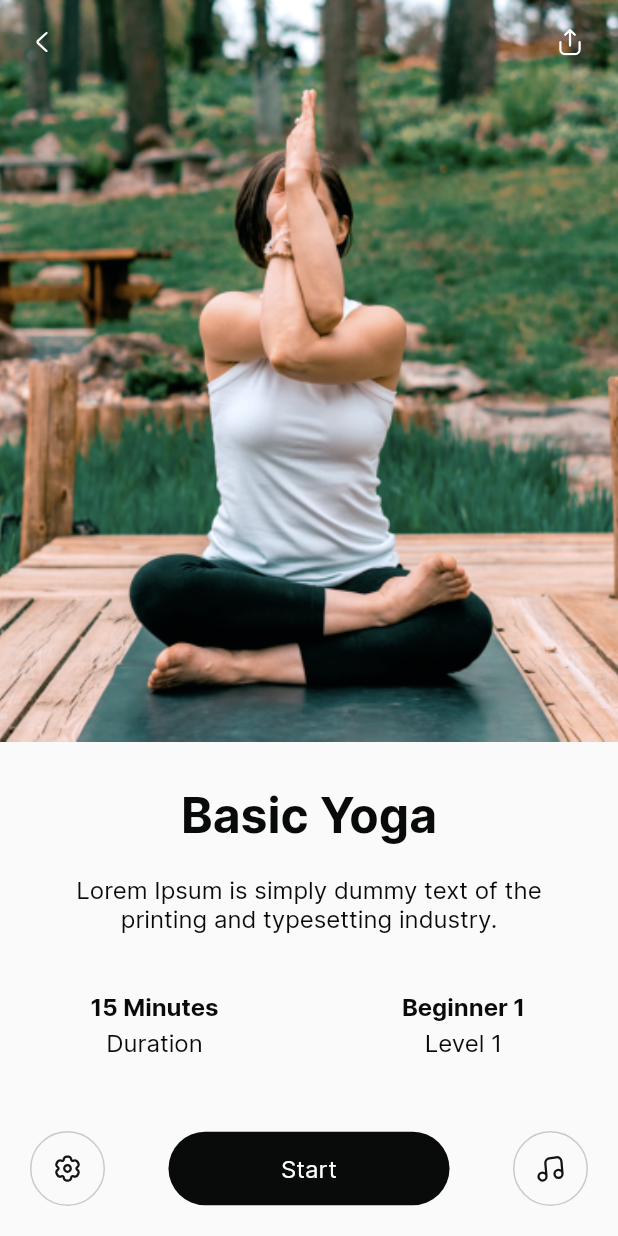
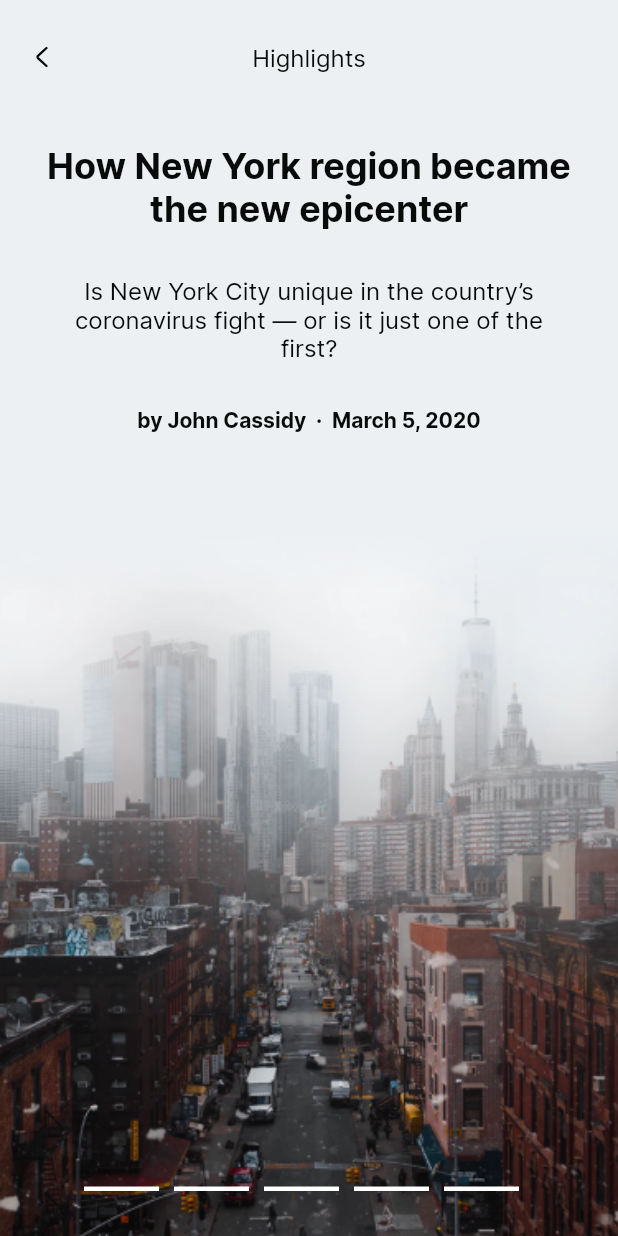
Before and after one commit to studio-alva/nucleus-flutter, a Flutter app: the screen it shows after launch, on a phone screen of 412 x 824 dp. Run offline on Flutter 3.47's test engine with Material 2 defaults, Android fonts, the phone set to English and light mode, and no system bars; our stand-ins replace faker, flutter_svg; missing offline and left inert: dart:ffi; project files that could hold a hidden picture were left out.

Commit message:
highlights pages

```diff
--- a/lib/app/routes.dart
+++ b/lib/app/routes.dart
@@ -1,11 +1,11 @@
 import 'package:flutter/material.dart';
 
-import 'package:nucleus_ui_app/ui_features/pages/home/all_items_pages.dart';
-import 'package:nucleus_ui_app/ui_features/pages/home/inbox_pages_1.dart';
-import 'package:nucleus_ui_app/ui_features/pages/home/main_home.dart';
-import 'package:nucleus_ui_app/ui_features/pages/home/main_home_pages1.dart';
-import 'package:nucleus_ui_app/ui_features/pages/location/location_pages.dart';
-import 'package:nucleus_ui_app/ui_features/pages/personalization/personalization_second_page.dart';
+import '../ui_features/pages/home/all_items_pages.dart';
+import '../ui_features/pages/home/inbox_pages_1.dart';
+import '../ui_features/pages/home/main_home.dart';
+import '../ui_features/pages/home/main_home_pages1.dart';
+import '../ui_features/pages/location/location_pages.dart';
+import '../ui_features/pages/personalization/personalization_second_page.dart';
 import '../ui_features/pages/personalization/personalization_first_page.dart';
 import '../ui_features/pages/verification/verification_pages.dart';
 import '../ui_features/pages/launchscreen/get_started_pages.dart';
@@ -14,6 +14,7 @@ import '../ui_features/pages/signin_signup/signin_pages_by_email.dart';
 import '../ui_features/pages/signin_signup/signin_pages_by_number.dart';
 import '../ui_features/pages/coverages/discover_explore.dart';
 import '../ui_features/pages/contents/contents_detail.dart';
+import '../ui_features/pages/highlights/highlight_pages.dart';
 
 Map<String, Widget Function(BuildContext)> routes = {
   GetStartedPages.launshScreen: (context) => const GetStartedPages(),
@@ -31,7 +32,8 @@ Map<String, Widget Function(BuildContext)> routes = {
   InboxPages1.inboxPages: (context) => InboxPages1(),
   HomePages1.homePages: (context) => HomePages1(),
   DiscoverExplorePages.discoverPages: (context) => DiscoverExplorePages(),
-  ContentDetailPages.contentDetail: (context) => ContentDetailPages(),
+  ContentDetailPages.contentDetail: (context) => const ContentDetailPages(),
+  HighLightsPages.highlightsPages: (context) => const HighLightsPages(),
 };
 
-String initialRoutes = ContentDetailPages.contentDetail;
+String initialRoutes = HighLightsPages.highlightsPages;
--- a/lib/config/asset_colors.dart
+++ b/lib/config/asset_colors.dart
@@ -11,4 +11,5 @@ class AssetColors {
   static const Color bgSecondary = Color(0XFFDAE2EB);
   static const Color textGrey = Color(0XFFAFBCCB);
   static const Color inkLight = Color(0xFF6C7072);
+  static const Color bgHighLight = Color(0XFFECF0F3);
 }
--- a/lib/config/asset_paths.dart
+++ b/lib/config/asset_paths.dart
@@ -22,6 +22,8 @@ class AssetPaths {
   static const String imagePostT3 = "assets/images/t3Post.png";
   static const String imagePostFs = "assets/images/fsPost.png";
 
+  static const String imageHighlight = "assets/images/bgHighlight.png";
+
   static const String imageDetail = "assets/images/detail.png";
 
   static const String iconBack = "assets/icons/ic_arrow_back.svg";
--- /dev/null
+++ b/lib/ui_features/pages/highlights/highlight_pages.dart
@@ -0,0 +1,95 @@
+import 'package:flutter/material.dart';
+import 'package:nucleus_ui_app/config/config.dart';
+import 'package:nucleus_ui_app/ui_features/widgets/appbar/appbar_primary.dart';
+
+class HighLightsPages extends StatelessWidget {
+  const HighLightsPages({super.key});
+  static const String highlightsPages = "highlightsPages";
+
+  @override
+  Widget build(BuildContext context) {
+    return Scaffold(
+      backgroundColor: AssetColors.bgHighLight,
+      body: Stack(
+        children: [
+          const Align(
+            alignment: Alignment.bottomCenter,
+            child: SizedBox(
+              width: double.infinity,
+              child: Image(
+                image: AssetImage(AssetPaths.imageHighlight),
+                fit: BoxFit.fitWidth,
+              ),
+            ),
+          ),
+          Container(
+            width: screenWidth(context),
+            height: screenHeight(context),
+            child: Column(
+              children: [
+                Expanded(
+                  child: Column(
+                    children: [
+                      verticalSpace(10),
+                      AppBarPrimary(
+                        text: "Highlights",
+                        textStyle: AssetStyles.h3.copyWith(
+                          color: AssetColors.inkDarkest,
+                          fontWeight: FontWeight.normal,
+                        ),
+                      ),
+                      verticalSpace(30),
+                      Container(
+                        margin: const EdgeInsets.symmetric(horizontal: 30),
+                        child: const Text(
+                          "How New York region became the new epicenter ",
+                          style: AssetStyles.h2,
+                          textAlign: TextAlign.center,
+                        ),
+                      ),
+                      verticalSpace(30),
+                      Container(
+                        margin: const EdgeInsets.symmetric(horizontal: 30),
+                        child: Text(
+                          "Is New York City unique in the country’s coronavirus fight — or is it just one of the first?",
+                          style: AssetStyles.h3.copyWith(
+                            fontWeight: FontWeight.normal,
+                          ),
+                          textAlign: TextAlign.center,
+                        ),
+                      ),
+                      verticalSpace(30),
+                      Container(
+                        margin: const EdgeInsets.symmetric(horizontal: 30),
+                        child: const Text(
+                          "by John Cassidy  ·  March 5, 2020",
+                          style: AssetStyles.h4,
+                          textAlign: TextAlign.center,
+                        ),
+                      ),
+                    ],
+                  ),
+                ),
+                verticalSpace(10),
+                Container(
+                  margin: const EdgeInsets.only(bottom: 30),
+                  child: Row(
+                    mainAxisAlignment: MainAxisAlignment.center,
+                    children: [1, 2, 3, 4, 5]
+                        .map((e) => Container(
+                              width: 50,
+                              height: 3,
+                              color: AssetColors.skyWhite,
+                              margin: const EdgeInsets.only(right: 10),
+                            ))
+                        .toList(),
+                  ),
+                ),
+              ],
+            ),
+          ),
+        ],
+      ),
+    );
+  }
+}
--- a/lib/ui_features/pages/home/inbox_pages_1.dart
+++ b/lib/ui_features/pages/home/inbox_pages_1.dart
@@ -102,7 +102,7 @@ class InboxPages1 extends StatelessWidget {
                 ),
                 ChatView(
                   data: data
-                      .where((element) => element["read"] == false)
+                      .where((element) => element["image"] == false)
                       .toList(),
                   read: false,
                 ),
```
Also changed, not shown: assets/images/bgHighlight.png (added).
